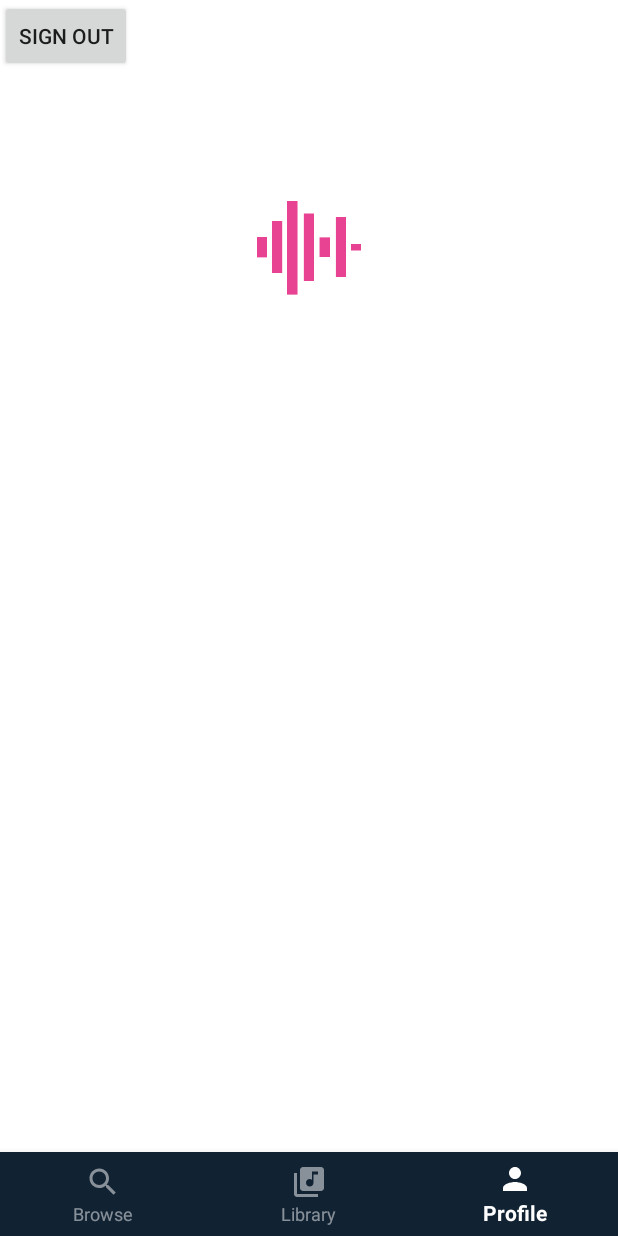
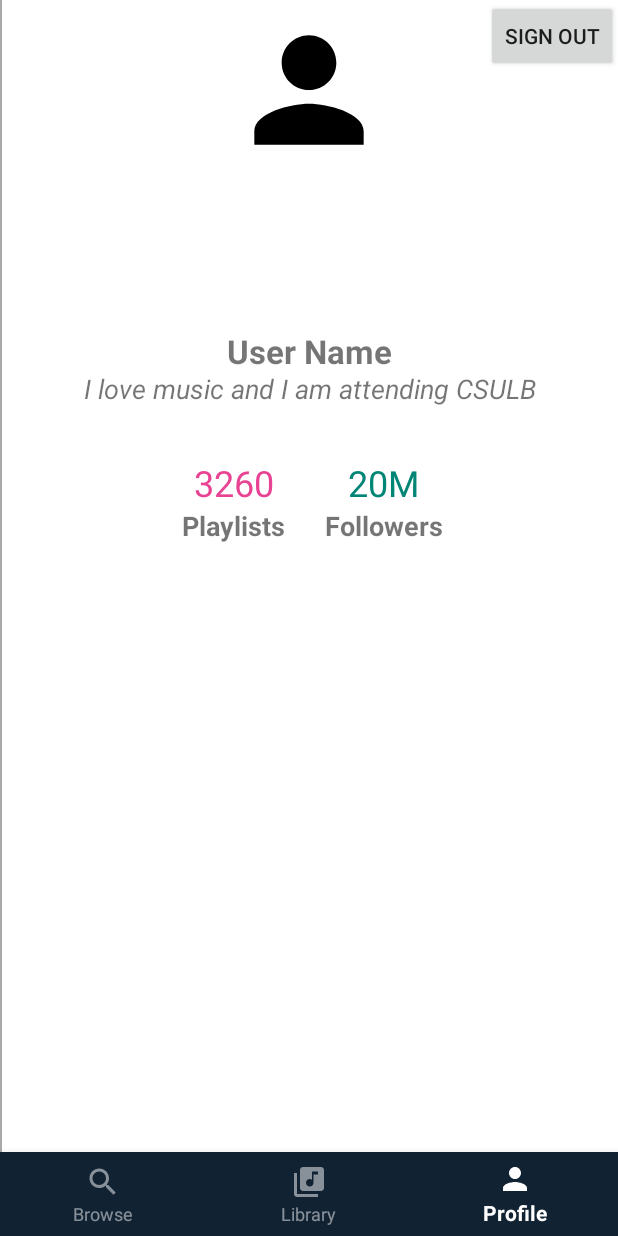
Before and after one commit to kenle123/NotSpotify, an Android app: the BottomNavActivity screen opened directly, with no data from a screen before it, item 3 of the bottom bar chosen, on a phone screen of 412 x 824 dp. Run offline under Robolectric (Android 15) with nearby library versions, the phone set to English and light mode, and no system bars; libraries missing offline, so code that uses them is left out: ir.mirrajabi.searchdialog.

Commit message:
profile page layout done. await android session to pull live data from playlist.json

```diff
--- a/app/src/main/res/drawable-v24/ic_person_black_24dp.xml
+++ b/app/src/main/res/drawable/ic_person_black_24dp.xml
@@ -1,4 +1,4 @@
-<vector android:height="24dp" android:tint="#FFFFFF"
+<vector android:height="24dp" android:tint="#000000"
     android:viewportHeight="24.0" android:viewportWidth="24.0"
     android:width="24dp" xmlns:android="http://schemas.android.com/apk/res/android">
     <path android:fillColor="#FF000000" android:pathData="M12,12c2.21,0 4,-1.79 4,-4s-1.79,-4 -4,-4 -4,1.79 -4,4 1.79,4 4,4zM12,14c-2.67,0 -8,1.34 -8,4v2h16v-2c0,-2.66 -5.33,-4 -8,-4z"/>
--- a/app/src/main/res/layout/fragment_profile.xml
+++ b/app/src/main/res/layout/fragment_profile.xml
@@ -7,19 +7,117 @@
     tools:context=".ProfileFragment">
 
 
-    <!-- TODO: Update blank fragment layout -->
+    <!-- TODO: Update blank fragment layout
     <ImageView
         android:layout_width="100dp"
         android:layout_height="100dp"
-        android:src="@drawable/logo"
+        android:src="@drawable/ic_person_black_24dp"
         android:layout_gravity="center"
-        android:layout_marginBottom="200dp"/>
-
+        android:layout_marginBottom="200dp"/>-->
     <Button
+        android:layout_gravity="right"
+        android:id="@+id/button_sign_out"
         android:layout_width="wrap_content"
         android:layout_height="wrap_content"
-        android:text="Sign Out"
-        android:id="@+id/button_sign_out" />
+        android:text="Sign Out" />
+
+    <ImageView
+        android:id="@+id/ivProfile"
+        android:layout_width="120dp"
+        android:layout_height="120dp"
+        android:layout_alignParentTop="true"
+        android:layout_centerHorizontal="true"
+        android:layout_marginBottom="200dp"
+        android:padding="5dp"
+        android:layout_gravity="center_horizontal"
+        android:src="@drawable/ic_person_black_24dp"/>
+    <TextView
+        android:id="@+id/tvName"
+        android:layout_width="match_parent"
+        android:layout_height="match_parent"
+        android:layout_below="@id/ivProfile"
+        android:layout_centerHorizontal="true"
+        android:layout_gravity="center_horizontal"
+        android:gravity="center"
+        android:layout_marginBottom="300dp"
+        android:text="User Name"
+        android:textSize="22sp"
+        android:textStyle="bold" />
+
+    <TextView
+
+        android:id="@+id/tvDescription"
+        android:layout_width="match_parent"
+        android:layout_height="match_parent"
+        android:layout_below="@+id/tvName"
+        android:layout_centerHorizontal="true"
+        android:layout_gravity="center_horizontal"
+        android:gravity="center"
+        android:layout_marginBottom="250dp"
+        android:text="I love music and I am attending CSULB"
+        android:textSize="18sp"
+        android:textStyle="italic" />
+
+    <LinearLayout
+    android:layout_width="match_parent"
+    android:layout_height="match_parent"
+    android:layout_marginBottom="100dp"
+    android:layout_marginRight="100dp"
+    android:layout_weight="1"
+    android:gravity="center"
+    android:orientation="vertical">
+
+    <TextView
+        android:id="@+id/tv1"
+        android:layout_width="wrap_content"
+        android:layout_height="wrap_content"
+        android:gravity="center"
+        android:text="3260"
+        android:textColor="@color/colorAccent"
+        android:textSize="24sp" />
+
+    <TextView
+        android:layout_width="wrap_content"
+        android:layout_height="wrap_content"
+        android:text="Playlists"
+        android:textSize="18sp"
+        android:textStyle="bold" />
+
+    </LinearLayout>
+
+    <View
+        android:layout_width="1dp"
+        android:layout_height="match_parent"
+        android:background="#A9A9A9" />
+
+    <LinearLayout
+        android:layout_width="match_parent"
+        android:layout_height="match_parent"
+        android:layout_marginBottom="100dp"
+        android:layout_marginLeft="100dp"
+        android:layout_weight="1"
+        android:gravity="center"
+        android:orientation="vertical">
+
+    <TextView
+        android:id="@+id/tv2"
+        android:layout_width="wrap_content"
+        android:layout_height="wrap_content"
+        android:gravity="center"
+        android:text="20M"
+        android:textColor="@color/colorPrimary"
+        android:textSize="24sp" />
+
+    <TextView
+        android:layout_width="wrap_content"
+        android:layout_height="wrap_content"
+        android:text="Followers"
+        android:textSize="18sp"
+        android:textStyle="bold" />
+
+    </LinearLayout>
+
+
 
 
 
```
